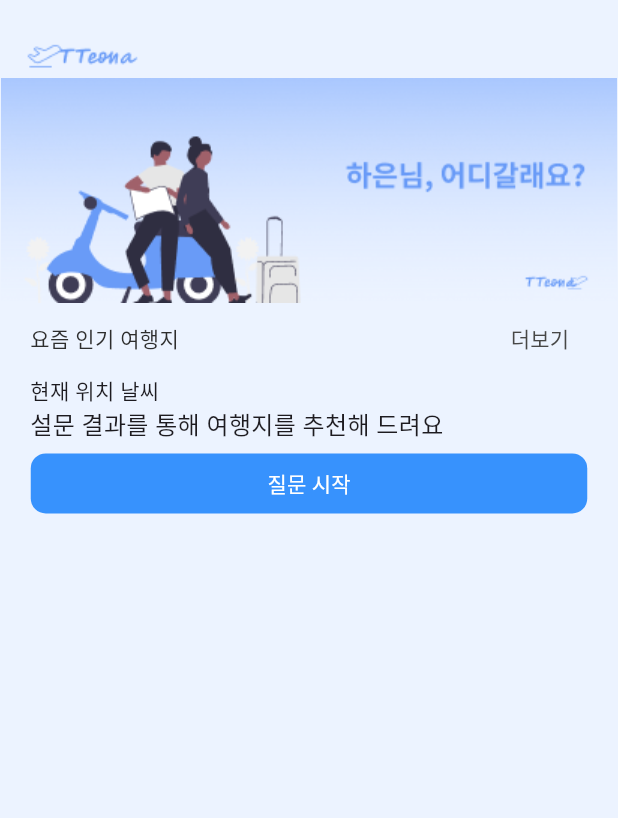
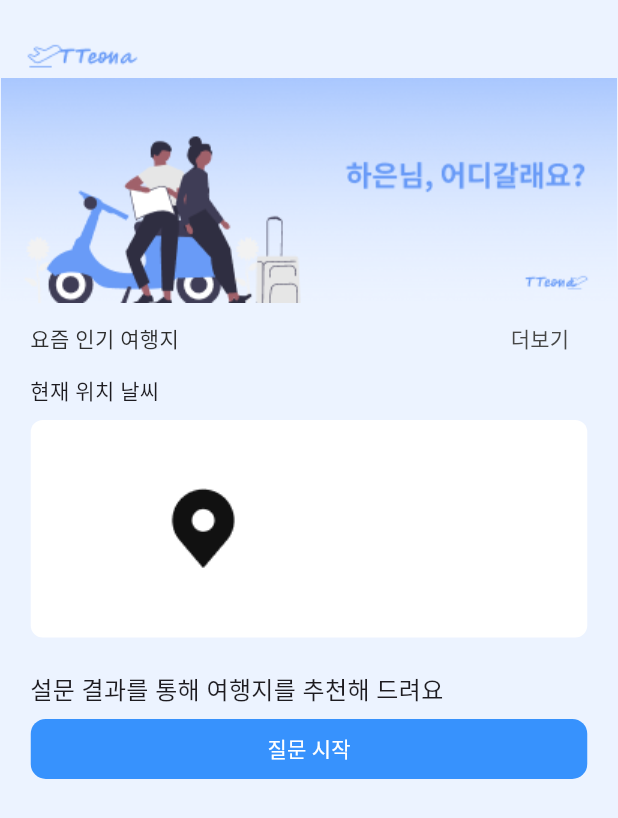
Before and after one commit to leave-leave/Leave-Leave-Flutter, a Flutter app: the home screen opened directly, on a phone screen of 412 x 824 dp. Shown: the top 818 px of the screen. Run offline on Flutter 3.47's test engine with Material 3 defaults, Android fonts, the phone set to English and light mode, and no system bars; Roboto replaces fonts that are missing (Noto Sans KR, Noto sans KR, NotoSansKR).

Commit message:
ADD :: code

```diff
--- a/lib/screen/home.dart
+++ b/lib/screen/home.dart
@@ -69,6 +69,23 @@ class _homeState extends State<home> {
               ),
             ),
           ),
+          SizedBox(height: 9),
+          Container(
+            width: 371,
+            height: 145,
+            decoration: BoxDecoration(
+              color: Colors.white,
+              borderRadius: BorderRadius.circular(8),
+            ),
+            child: Align(
+              alignment: Alignment.centerLeft,
+              child: Padding(
+                padding: EdgeInsets.only(left: 85.0),
+                child: Image.asset('assets/images/location.png'),
+              ),
+            ),
+          ),
+          SizedBox(height: 23),
           Padding(
               padding: EdgeInsets.only(left: 20),
               child: Align(
--- a/lib/screen/mypage.dart
+++ b/lib/screen/mypage.dart
@@ -62,6 +62,11 @@ class _mypageState extends State<mypage> {
               ],
             ),
           ),
+          Row(
+            children: [
+              TextButton(onPressed: (){}, child: Text('여행 계획'),),
+            ],
+          ),
         ],
       ),
     );
```
Also changed, not shown: lib/screen/Login_screen.dart (+9 -3 lines).
